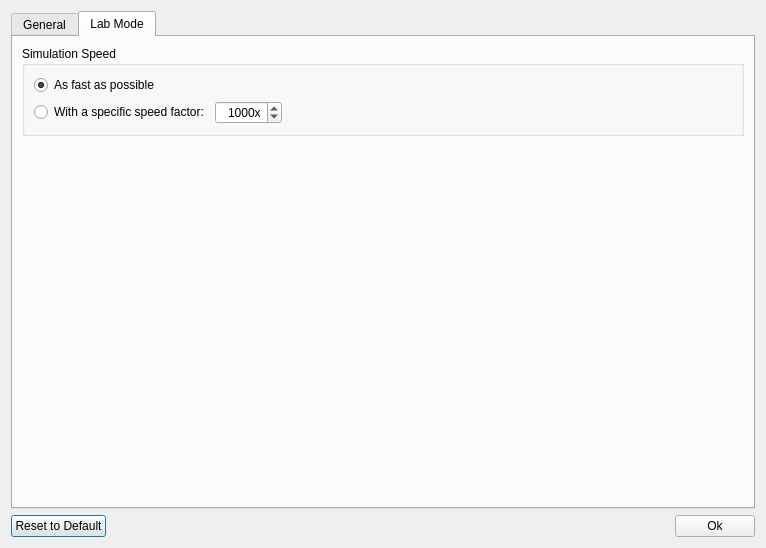
The window that ramsis/ramsis/ui/views/appsettingswindow.ui (swiss-seismological-service/hermes) describes before a commit, drawn with Qt 5.
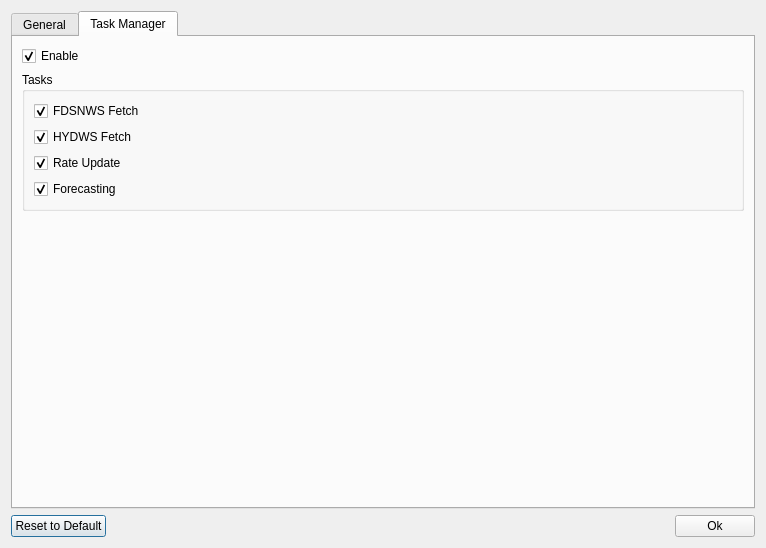
The same window after the commit. The open tabs and pages were chosen to show the change.

```diff
--- a/ramsis/ramsis/ui/views/appsettingswindow.ui
+++ b/ramsis/ramsis/ui/views/appsettingswindow.ui
@@ -69,19 +69,39 @@
      </widget>
      <widget class="QWidget" name="tabSimulation">
       <attribute name="title">
-       <string>Lab Mode</string>
+       <string>Task Manager</string>
       </attribute>
       <layout class="QVBoxLayout" name="verticalLayout_2">
+       <item>
+        <widget class="QCheckBox" name="checkBox">
+         <property name="text">
+          <string>Enable</string>
+         </property>
+         <property name="checked">
+          <bool>true</bool>
+         </property>
+        </widget>
+       </item>
        <item>
         <widget class="QGroupBox" name="groupBox">
          <property name="title">
-          <string>Simulation Speed</string>
+          <string>Tasks</string>
          </property>
          <layout class="QGridLayout" name="gridLayout_2">
+          <item row="2" column="0">
+           <widget class="QCheckBox" name="checkBox_4">
+            <property name="text">
+             <string>Rate Update</string>
+            </property>
+            <property name="checked">
+             <bool>true</bool>
+            </property>
+           </widget>
+          </item>
           <item row="0" column="0">
-           <widget class="QRadioButton" name="simulateAFAPRadioButton">
+           <widget class="QCheckBox" name="checkBox_2">
             <property name="text">
-             <string>As fast as possible</string>
+             <string>FDSNWS Fetch</string>
             </property>
             <property name="checked">
              <bool>true</bool>
@@ -89,35 +109,26 @@
            </widget>
           </item>
           <item row="1" column="0">
-           <widget class="QRadioButton" name="simuateAtSpeedFactorRadioButton">
+           <widget class="QCheckBox" name="checkBox_3">
             <property name="text">
-             <string>With a specific speed factor:</string>
+             <string>HYDWS Fetch</string>
             </property>
+            <property name="checked">
+             <bool>true</bool>
+            </property>
            </widget>
           </item>
-          <item row="1" column="1">
-           <widget class="QSpinBox" name="speedBox">
-            <property name="enabled">
+          <item row="3" column="0">
+           <widget class="QCheckBox" name="checkBox_5">
+            <property name="text">
+             <string>Forecasting</string>
+            </property>
+            <property name="checked">
              <bool>true</bool>
             </property>
-            <property name="alignment">
-             <set>Qt::AlignRight|Qt::AlignTrailing|Qt::AlignVCenter</set>
-            </property>
-            <property name="suffix">
-             <string>x</string>
-            </property>
-            <property name="minimum">
-             <number>1</number>
-            </property>
-            <property name="maximum">
-             <number>10000</number>
-            </property>
-            <property name="value">
-             <number>1000</number>
-            </property>
            </widget>
           </item>
-          <item row="1" column="2">
+          <item row="0" column="1">
            <spacer name="horizontalSpacer_2">
             <property name="orientation">
              <enum>Qt::Horizontal</enum>
```
